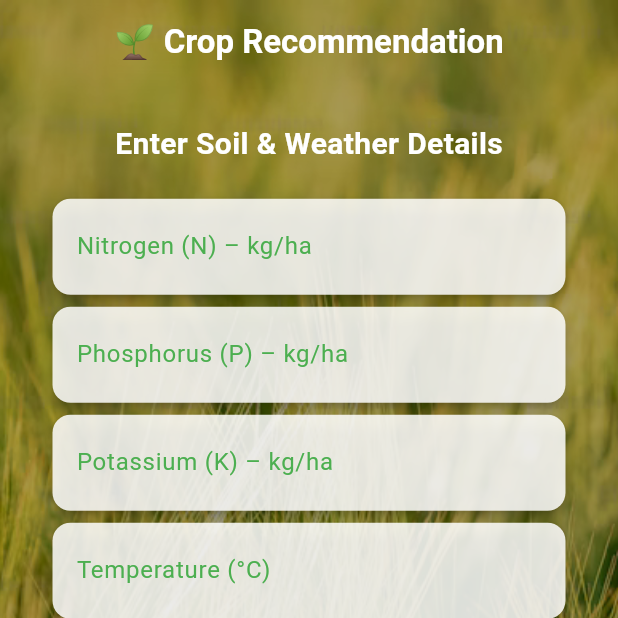
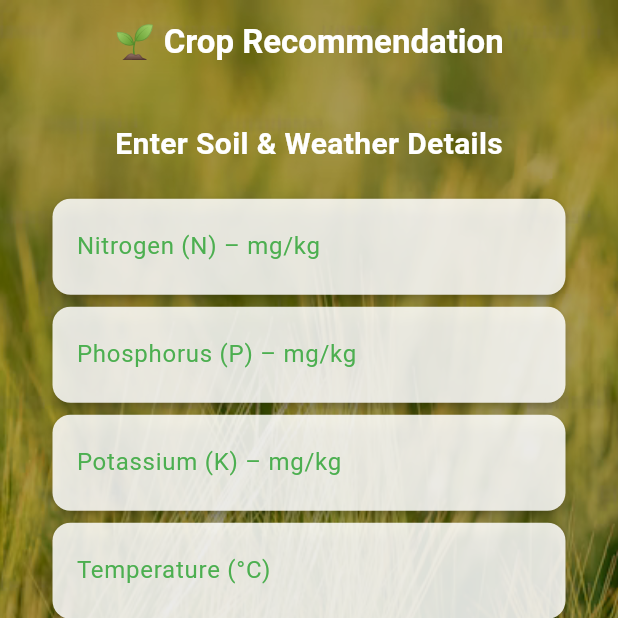
Before and after one commit to shempyu/crop_recommendation_web_front, a Flutter app: the screen it shows after launch, on a phone screen of 412 x 824 dp, the top half of it. Run offline on Flutter 3.47's test engine with Material 3 defaults, Android fonts, the phone set to English and light mode, and no system bars.

Commit message:
corrected unit of n,p,k as mg/kg

```diff
--- a/lib/main.dart
+++ b/lib/main.dart
@@ -162,9 +162,9 @@ class _CropPredictPageState extends State<CropPredictPage> {
                       ),
                       const SizedBox(height: 18),
 
-                      _inputCard("Nitrogen (N) – kg/ha", nCtrl),
-                      _inputCard("Phosphorus (P) – kg/ha", pCtrl),
-                      _inputCard("Potassium (K) – kg/ha", kCtrl),
+                      _inputCard("Nitrogen (N) – mg/kg", nCtrl),
+                      _inputCard("Phosphorus (P) – mg/kg", pCtrl),
+                      _inputCard("Potassium (K) – mg/kg", kCtrl),
                       _inputCard("Temperature (°C)", tempCtrl),
                       _inputCard("Humidity (%)", humidityCtrl),
                       _inputCard("pH Value", phCtrl),
```
